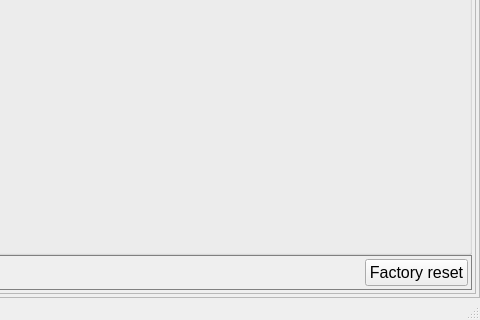
bulkanul/EVO_YFL_1064_GUI_coherent2, file mainwindow.ui: the form before one commit; both pictures show x 545 to 1025 and y 548 to 868 of the 1025 by 868 pixel window.
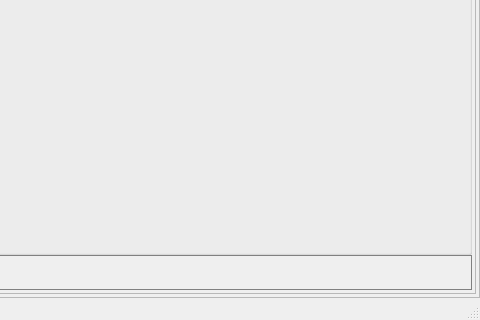
The form after the commit. Icons and pictures are not drawn.

Commit message: delete f reset

The edit to the form file:
```diff
--- a/mainwindow.ui
+++ b/mainwindow.ui
@@ -371,18 +371,6 @@
                      </property>
                     </spacer>
                    </item>
-                   <item>
-                    <widget class="QPushButton" name="all_reset">
-                     <property name="font">
-                      <font>
-                       <pointsize>12</pointsize>
-                      </font>
-                     </property>
-                     <property name="text">
-                      <string>Factory reset</string>
-                     </property>
-                    </widget>
-                   </item>
                   </layout>
                  </widget>
                 </item>
```
The commit also changes 19 other files.
